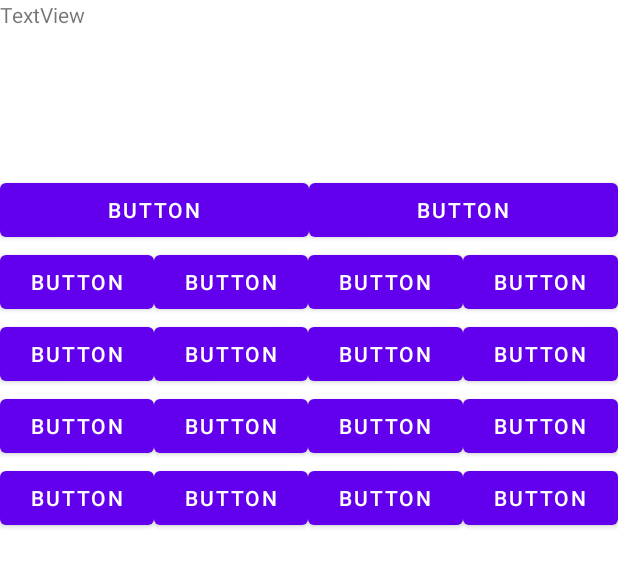
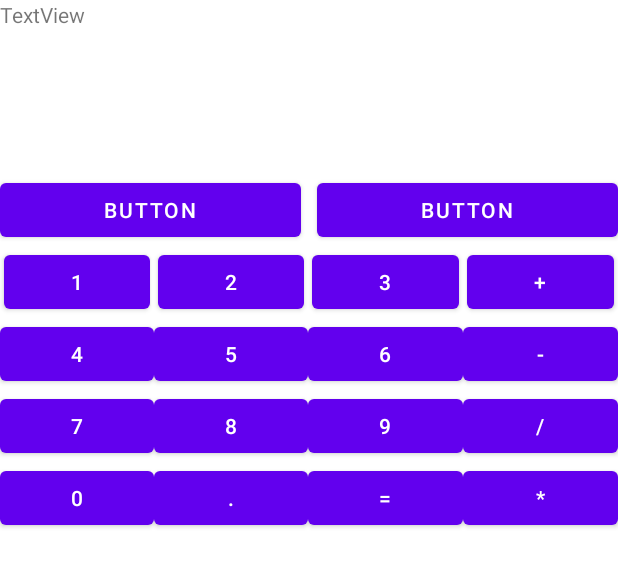
Before and after one commit to mbarancewicz/android-calculator, an Android app: the layout activity_standard.xml on its own in the app's theme, with its tools: preview values and no code run, on a phone screen of 412 x 824 dp. Shown: the top 567 px of the screen. Run offline under Robolectric (Android 15) with nearby library versions, the phone set to English and light mode, and no system bars.

Commit message:
added standard calc activity and some changes with layout

```diff
--- a/app/src/main/java/com/example/calculator/MainActivity.kt
+++ b/app/src/main/java/com/example/calculator/MainActivity.kt
@@ -1,5 +1,6 @@
 package com.example.calculator
 
+import android.content.Intent
 import androidx.appcompat.app.AppCompatActivity
 import android.os.Bundle
 import android.view.View
@@ -14,4 +15,9 @@ class MainActivity : AppCompatActivity() {
     fun closeApp(view: View) {
         finishAndRemoveTask()
     }
+
+    fun startStandardCalc(view: View) {
+        val intent = Intent(this, StandardCalc::class.java)
+        startActivity(intent)
+    }
 }
--- a/app/src/main/res/layout/activity_main.xml
+++ b/app/src/main/res/layout/activity_main.xml
@@ -21,13 +21,15 @@
         android:layout_width="127dp"
         android:layout_height="152dp"
         android:orientation="vertical"
-        app:layout_constraintTop_toBottomOf="@+id/textView"
-        tools:layout_editor_absoluteX="142dp">
+        app:layout_constraintEnd_toEndOf="parent"
+        app:layout_constraintStart_toStartOf="parent"
+        app:layout_constraintTop_toBottomOf="@+id/textView">
 
         <Button
             android:id="@+id/button"
             android:layout_width="match_parent"
             android:layout_height="wrap_content"
+            android:onClick="startStandardCalc"
             android:text="Standard" />
 
         <Button
--- a/app/src/main/res/layout/activity_standard.xml
+++ b/app/src/main/res/layout/activity_standard.xml
@@ -32,6 +32,7 @@
                     android:id="@+id/button13"
                     android:layout_width="wrap_content"
                     android:layout_height="wrap_content"
+                    android:layout_marginRight="5dp"
                     android:layout_weight="1"
                     android:text="Button" />
 
@@ -39,6 +40,7 @@
                     android:id="@+id/button12"
                     android:layout_width="wrap_content"
                     android:layout_height="wrap_content"
+                    android:layout_marginLeft="5dp"
                     android:layout_weight="1"
                     android:text="Button" />
             </LinearLayout>
@@ -53,28 +55,36 @@
                     android:layout_width="wrap_content"
                     android:layout_height="wrap_content"
                     android:layout_weight="1"
-                    android:text="Button" />
+                    android:layout_marginLeft="2.5dp"
+                    android:layout_marginRight="2.5dp"
+                    android:text="1" />
 
                 <Button
                     android:id="@+id/button9"
                     android:layout_width="wrap_content"
                     android:layout_height="wrap_content"
                     android:layout_weight="1"
-                    android:text="Button" />
+                    android:layout_marginLeft="2.5dp"
+                    android:layout_marginRight="2.5dp"
+                    android:text="2" />
 
                 <Button
                     android:id="@+id/button8"
                     android:layout_width="wrap_content"
                     android:layout_height="wrap_content"
                     android:layout_weight="1"
-                    android:text="Button" />
+                    android:layout_marginLeft="2.5dp"
+                    android:layout_marginRight="2.5dp"
+                    android:text="3" />
 
                 <Button
                     android:id="@+id/button7"
                     android:layout_width="wrap_content"
                     android:layout_height="wrap_content"
                     android:layout_weight="1"
-                    android:text="Button" />
+                    android:layout_marginLeft="2.5dp"
+                    android:layout_marginRight="2.5dp"
+                    android:text="+" />
             </LinearLayout>
 
             <LinearLayout
@@ -87,28 +97,28 @@
                     android:layout_width="wrap_content"
                     android:layout_height="wrap_content"
                     android:layout_weight="1"
-                    android:text="Button" />
+                    android:text="4" />
 
                 <Button
                     android:id="@+id/button15"
                     android:layout_width="wrap_content"
                     android:layout_height="wrap_content"
                     android:layout_weight="1"
-                    android:text="Button" />
+                    android:text="5" />
 
                 <Button
                     android:id="@+id/button16"
                     android:layout_width="wrap_content"
                     android:layout_height="wrap_content"
                     android:layout_weight="1"
-                    android:text="Button" />
+                    android:text="6" />
 
                 <Button
                     android:id="@+id/button17"
                     android:layout_width="wrap_content"
                     android:layout_height="wrap_content"
                     android:layout_weight="1"
-                    android:text="Button" />
+                    android:text="-" />
             </LinearLayout>
 
             <LinearLayout
@@ -121,28 +131,28 @@
                     android:layout_width="wrap_content"
                     android:layout_height="wrap_content"
                     android:layout_weight="1"
-                    android:text="Button" />
+                    android:text="7" />
 
                 <Button
                     android:id="@+id/button19"
                     android:layout_width="wrap_content"
                     android:layout_height="wrap_content"
                     android:layout_weight="1"
-                    android:text="Button" />
+                    android:text="8" />
 
                 <Button
                     android:id="@+id/button20"
                     android:layout_width="wrap_content"
                     android:layout_height="wrap_content"
                     android:layout_weight="1"
-                    android:text="Button" />
+                    android:text="9" />
 
                 <Button
                     android:id="@+id/button21"
                     android:layout_width="wrap_content"
                     android:layout_height="wrap_content"
                     android:layout_weight="1"
-                    android:text="Button" />
+                    android:text="/" />
             </LinearLayout>
 
             <LinearLayout
@@ -155,28 +165,28 @@
                     android:layout_width="wrap_content"
                     android:layout_height="wrap_content"
                     android:layout_weight="1"
-                    android:text="Button" />
+                    android:text="0" />
 
                 <Button
                     android:id="@+id/button23"
                     android:layout_width="wrap_content"
                     android:layout_height="wrap_content"
                     android:layout_weight="1"
-                    android:text="Button" />
+                    android:text="." />
 
                 <Button
                     android:id="@+id/button24"
                     android:layout_width="wrap_content"
                     android:layout_height="wrap_content"
                     android:layout_weight="1"
-                    android:text="Button" />
+                    android:text="=" />
 
                 <Button
                     android:id="@+id/button25"
                     android:layout_width="wrap_content"
                     android:layout_height="wrap_content"
                     android:layout_weight="1"
-                    android:text="Button" />
+                    android:text="*" />
             </LinearLayout>
         </LinearLayout>
 
--- a/build.gradle
+++ b/build.gradle
@@ -7,7 +7,7 @@ buildscript {
     }
     dependencies {
         classpath 'com.android.tools.build:gradle:7.0.2'
-        classpath "org.jetbrains.kotlin:kotlin-gradle-plugin:$kotlin_version"
+        classpath "org.jetbrains.kotlin:kotlin-gradle-plugin:1.5.20"
 
         // NOTE: Do not place your application dependencies here; they belong
         // in the individual module build.gradle files
```
Also changed, not shown: app/src/main/AndroidManifest.xml (+8 -0 lines), app/src/main/java/com/example/calculator/StandardCalc.kt (added, +11 -0 lines).
